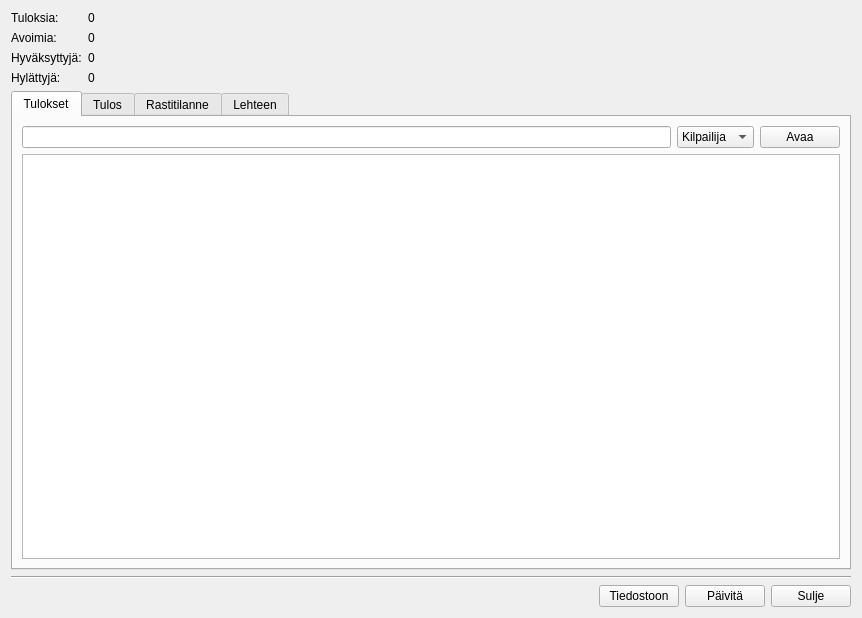
First picture: the form in gui/form/tuloksetform.ui, repository Hatell/Tulospalvelu, before the edit.
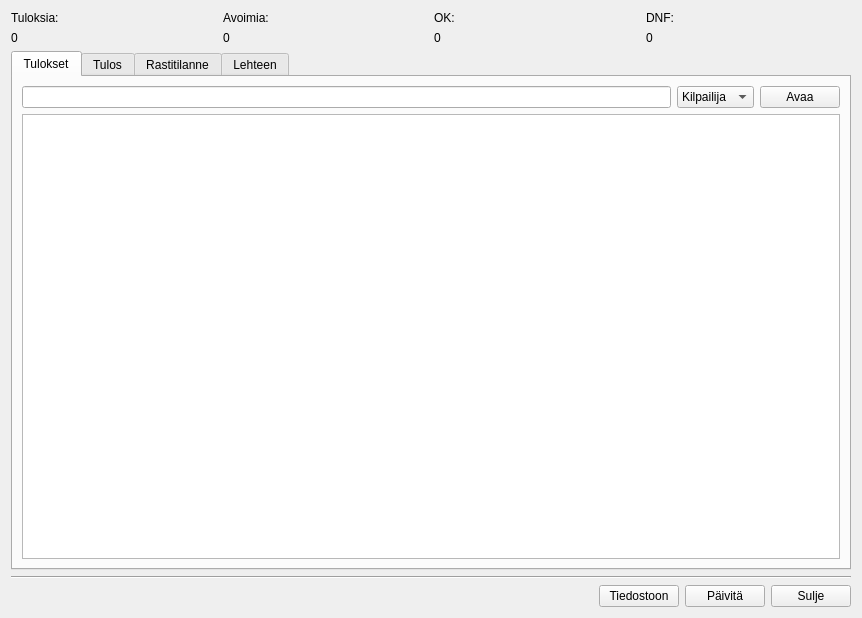
Second picture: the form after the edit.

Patch:
```diff
--- a/gui/form/tuloksetform.ui
+++ b/gui/form/tuloksetform.ui
@@ -15,7 +15,7 @@
   </property>
   <layout class="QVBoxLayout" name="verticalLayout">
    <item>
-    <layout class="QFormLayout" name="formLayout">
+    <layout class="QGridLayout" name="gridLayout">
      <item row="0" column="0">
       <widget class="QLabel" name="label">
        <property name="text">
@@ -24,19 +24,33 @@
       </widget>
      </item>
      <item row="0" column="1">
-      <widget class="QLabel" name="tuloksiaLabel">
-       <property name="text">
-        <string>0</string>
-       </property>
-      </widget>
-     </item>
-     <item row="1" column="0">
       <widget class="QLabel" name="label_2">
        <property name="text">
         <string>Avoimia:</string>
        </property>
       </widget>
      </item>
+     <item row="0" column="2">
+      <widget class="QLabel" name="label_3">
+       <property name="text">
+        <string>OK:</string>
+       </property>
+      </widget>
+     </item>
+     <item row="0" column="3">
+      <widget class="QLabel" name="label_4">
+       <property name="text">
+        <string>DNF:</string>
+       </property>
+      </widget>
+     </item>
+     <item row="1" column="0">
+      <widget class="QLabel" name="tuloksiaLabel">
+       <property name="text">
+        <string>0</string>
+       </property>
+      </widget>
+     </item>
      <item row="1" column="1">
       <widget class="QLabel" name="avoimiaLabel">
        <property name="text">
@@ -44,29 +58,15 @@
        </property>
       </widget>
      </item>
-     <item row="2" column="0">
-      <widget class="QLabel" name="label_3">
-       <property name="text">
-        <string>Hyväksyttyjä:</string>
-       </property>
-      </widget>
-     </item>
-     <item row="2" column="1">
+     <item row="1" column="2">
       <widget class="QLabel" name="hyvaksyttyjaLabel">
        <property name="text">
         <string>0</string>
        </property>
       </widget>
      </item>
-     <item row="3" column="0">
-      <widget class="QLabel" name="label_4">
-       <property name="text">
-        <string>Hylättyjä:</string>
-       </property>
-      </widget>
-     </item>
-     <item row="3" column="1">
-      <widget class="QLabel" name="hylattyjaLabel">
+     <item row="1" column="3">
+      <widget class="QLabel" name="DNFLabel">
        <property name="text">
         <string>0</string>
        </property>
```
